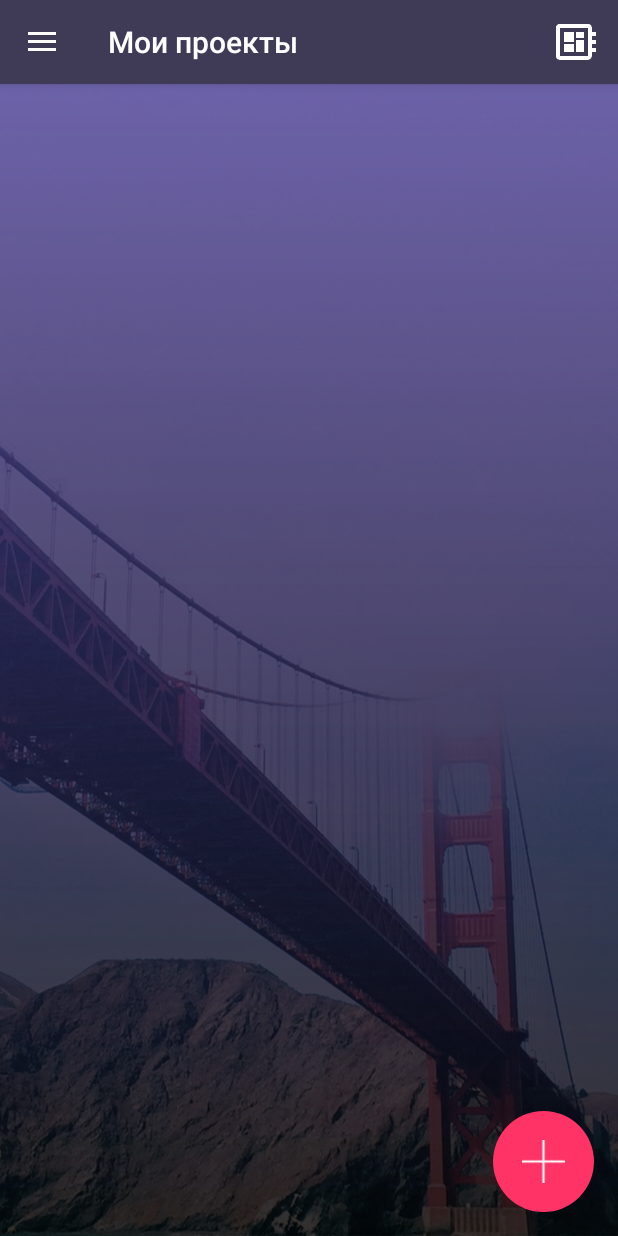
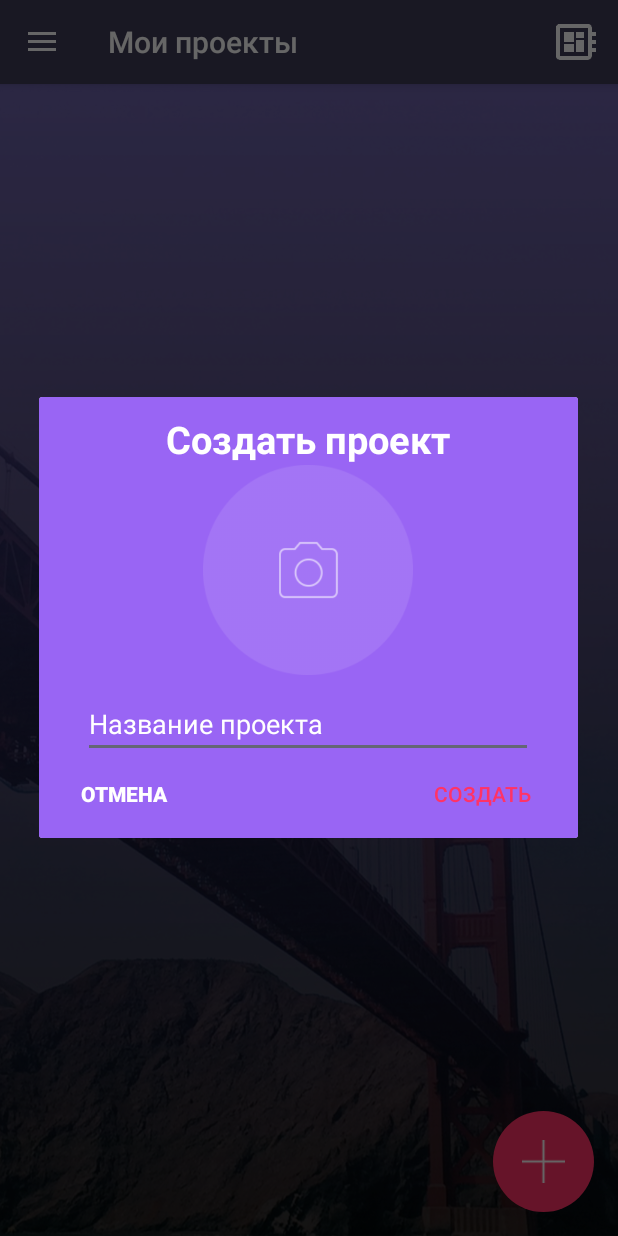
Before and after one commit to HelicopterHig/Camellia, an Android app: the Left screen opened directly, with no data from a screen before it, after a tap on "TODO", on a phone screen of 412 x 824 dp. Run offline under Robolectric (Android 15) with nearby library versions, the phone set to English and light mode, and no system bars.

Commit message:
New! Версия 0.3.5 Добавлено диалоговое окно создания группы

```diff
--- a/app/src/main/java/com/example/login/Left.java
+++ b/app/src/main/java/com/example/login/Left.java
@@ -79,25 +79,15 @@ public class Left extends AppCompatActivity
             @Override
             public void onClick(View v) {
 
-              //  Toast.makeText(getApplicationContext(),
-                     //   "Button is clicked", Toast.LENGTH_LONG).show();
-            //    v.startAnimation(animAlpha);
-              //  AlertDialog.Builder mBuilder = new AlertDialog.Builder(Left.this);
-             //   View mView = getLayoutInflater().inflate(R.layout.create_new_group, null);
-             //   final EditText crName = (EditText) mView.findViewById(R.id.editText8);
-               // Button mLogin = (Button) mView.findViewById(R.id.btn_create);
+                AlertDialog.Builder mBuilder = new AlertDialog.Builder(Left.this);
+                View mView = getLayoutInflater().inflate(R.layout.create_project, null);
+                final EditText mEmail = (EditText) mView.findViewById(R.id.etEmail);
+                Button mLogin = (Button) mView.findViewById(R.id.btnLogin);
 
-               /* mLogin.setOnClickListener(new View.OnClickListener()){
-                    @Override
-                   /* public void onClick(View view) {
+                mBuilder.setView(mView);
+                final AlertDialog dialog = mBuilder.create();
+                dialog.show();
 
-                    }
-
-                }*/
-           // });
-             //   mBuilder.setView(mView);
-            //    AlertDialog dialog  = mBuilder.create();
-             //   dialog.show();
             }
         });
 
--- /dev/null
+++ b/app/src/main/res/layout/create_project.xml
@@ -0,0 +1,97 @@
+<?xml version="1.0" encoding="utf-8"?>
+<LinearLayout xmlns:android="http://schemas.android.com/apk/res/android"
+    xmlns:app="http://schemas.android.com/apk/res-auto"
+    xmlns:tools="http://schemas.android.com/tools"
+    android:layout_width="match_parent"
+    android:layout_height="match_parent"
+    android:orientation="vertical"
+    android:padding="5dp"
+    android:background="@color/colorPurpLight">
+
+    <TextView
+        android:id="@+id/textView"
+        android:layout_width="wrap_content"
+        android:layout_height="wrap_content"
+        android:layout_gravity="center"
+        android:layout_marginTop="5dp"
+        android:text="@string/create_project"
+        android:textSize="25sp"
+        android:textStyle="bold"
+        android:textColor="#FFFFFF"/>
+
+    <ImageButton
+        android:id="@+id/imageButton2"
+        android:layout_width="140dp"
+        android:layout_height="140dp"
+        android:background="@drawable/enter_photo"
+        android:layout_gravity="center"/>
+
+    <EditText
+        android:id="@+id/etEmail"
+        android:layout_gravity="center"
+        android:layout_width="300dp"
+        android:layout_height="wrap_content"
+        android:layout_marginTop="10dp"
+        android:ems="10"
+        android:hint="@string/title"
+        android:inputType="textEmailAddress"
+        android:textColorHint="#FFFFFF"/>
+
+    <RelativeLayout
+        android:layout_width="match_parent"
+        android:layout_height="wrap_content">
+
+        <Button
+            android:id="@+id/btnLogin"
+            style="@style/Base.Widget.AppCompat.Button.Borderless"
+            android:layout_width="228dp"
+            android:layout_height="wrap_content"
+            android:layout_alignParentEnd="true"
+            android:layout_alignParentRight="true"
+            android:layout_gravity="right"
+            android:layout_marginStart="130dp"
+            android:layout_marginLeft="130dp"
+            android:layout_marginTop="0dp"
+            android:layout_marginEnd="0dp"
+            android:layout_marginRight="0dp"
+            android:layout_toEndOf="@+id/button3"
+            android:layout_toRightOf="@+id/button3"
+            android:text="@string/create"
+            android:textColor="@color/colorPink" />
+
+        <Button
+            android:id="@+id/button3"
+            style="@style/Base.Widget.AppCompat.Button.Borderless"
+            android:layout_width="100dp"
+            android:layout_height="wrap_content"
+            android:layout_alignParentStart="true"
+            android:layout_alignParentLeft="true"
+            android:layout_gravity="left"
+            android:layout_marginStart="1dp"
+            android:layout_marginLeft="0dp"
+            android:layout_marginTop="0dp"
+            android:text="@string/cancel"
+            android:textStyle="bold"
+            android:textColor="#FFFFFF"/>
+
+    </RelativeLayout>
+    <!--Button
+        android:id="@+id/btnLogin"
+        style="@style/Base.Widget.AppCompat.Button.Borderless"
+        android:layout_width="0dp"
+        android:layout_height="wrap_content"
+        android:layout_gravity="left"
+        android:layout_marginTop="10dp"
+        android:text="@string/create"
+        android:textColor="@color/colorPink" />
+
+    <Button
+        android:id="@+id/button3"
+        style="@style/Base.Widget.AppCompat.Button.Borderless"
+        android:layout_width="100dp"
+        android:layout_height="wrap_content"
+        android:layout_gravity="right"
+        android:layout_marginTop="10dp"
+        android:text="@string/cancel"
+        android:textStyle="bold" /-->
+</LinearLayout>
--- a/app/src/main/res/values/colors.xml
+++ b/app/src/main/res/values/colors.xml
@@ -4,4 +4,6 @@
     <color name="colorToolBar">#FFFFFF</color>
     <color name="colorPrimaryDark">#3f3b57</color>
     <color name="colorAccent">#646675</color>
+    <color name="colorPink">#ff3366</color>
+    <color name="colorPurpLight">#9965f4</color>
 </resources>
--- a/app/src/main/res/values/strings.xml
+++ b/app/src/main/res/values/strings.xml
@@ -26,4 +26,10 @@
     <string name="success_reg_msg">Успешно</string>
     <string name="success_login_msg">Добро пожаловать</string>
 
+    <string name="create_project">Создать проект</string>
+    <string name="title">Название проекта</string>
+    <string name="password">Password</string>
+    <string name="create">Создать</string>
+    <string name="cancel">Отмена</string>
+
 </resources>
```
